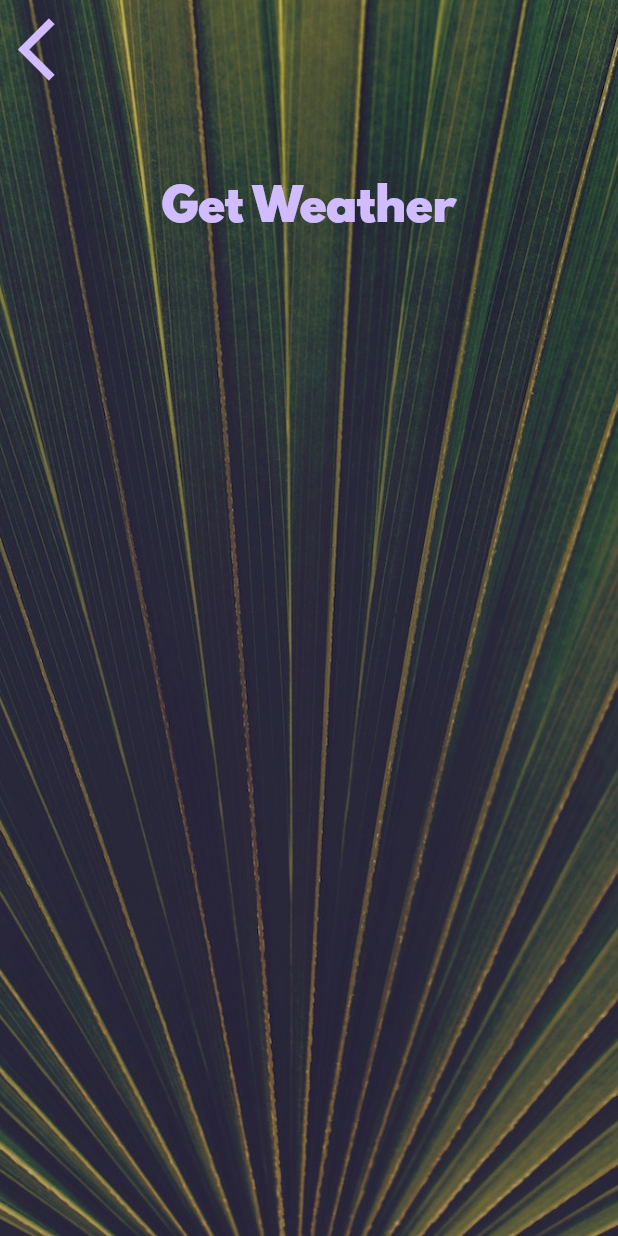
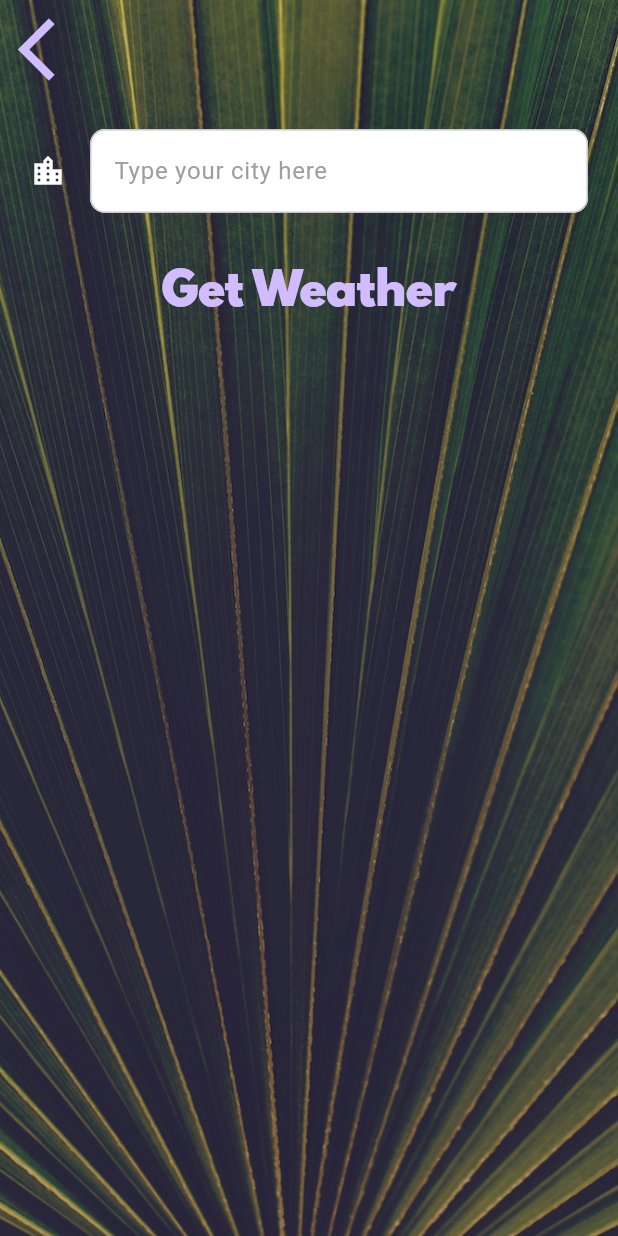
Before and after one commit to ruizgrimz/weatherweatehr, a Flutter app: the CityScreen screen opened directly, on a phone screen of 412 x 824 dp. Run offline on Flutter 3.47's test engine with Material 3 defaults, Android fonts, the phone set to English and light mode, and no system bars; our stand-ins replace flutter_spinkit, geolocator; network calls fail.

Commit message:
finished project

```diff
--- a/lib/main.dart
+++ b/lib/main.dart
@@ -1,5 +1,6 @@
 import 'package:flutter/material.dart';
 import 'screens/loading_screen.dart';
+import 'package:geolocator/geolocator.dart';
 
 void main() => runApp(const MyApp());
 
--- a/lib/screens/city_screen.dart
+++ b/lib/screens/city_screen.dart
@@ -8,6 +8,7 @@ class CityScreen extends StatefulWidget {
 }
 
 class _CityScreenState extends State<CityScreen> {
+  String newcity ='';
   @override
   Widget build(BuildContext context) {
     return Scaffold(
@@ -34,10 +35,36 @@ class _CityScreenState extends State<CityScreen> {
               ),
               Container(
                 padding: const EdgeInsets.all(20.0),
-                child: null,
+                child: TextField(
+                  onChanged: (value){
+                    newcity = value;
+                  },
+                  style: const TextStyle(
+                    color: Colors.black,
+                  ),
+                  decoration: InputDecoration(
+                    filled: true,
+                    fillColor: Colors.white,
+                    icon: Icon(
+                      Icons.location_city,
+                      color:Colors.white,
+                    ),
+                    hintText: 'Type your city here',
+                    hintStyle: TextStyle(
+                      color: Colors.grey,
+                    ),
+                    border: OutlineInputBorder(
+                      borderRadius: BorderRadius.all(
+                        Radius.circular(10.0),
+                      )
+                    )
+                  ),
+                ),
               ),
               TextButton(
-                onPressed: () {},
+                onPressed: () {
+                  Navigator.pop(context,newcity);
+                },
                 child: const Text(
                   'Get Weather',
                   style: kButtonTextStyle,
--- a/pubspec.yaml
+++ b/pubspec.yaml
@@ -12,6 +12,9 @@ dependencies:
     sdk: flutter
 
   cupertino_icons: ^1.0.2
+  geolocator: ^10.1.0
+  http: ^1.1.2
+  flutter_spinkit: ^5.2.0
 
 dev_dependencies:
   flutter_test:
```
Also changed, not shown: lib/screens/loading_screen.dart (+26 -7 lines), lib/screens/location_screen.dart (+46 -7 lines), lib/services/location.dart (+16 -0 lines), lib/services/networking.dart (+29 -0 lines), pubspec.lock, tester.dart (added), 2 other files.
